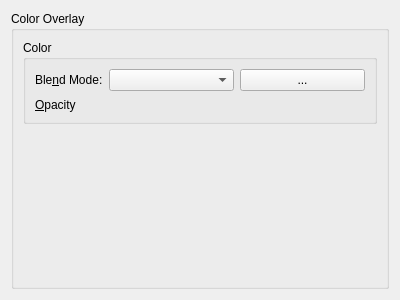
Qt form krita/ui/layerstyles/WdgColorOverlay.ui (KDE/krita) before a commit.
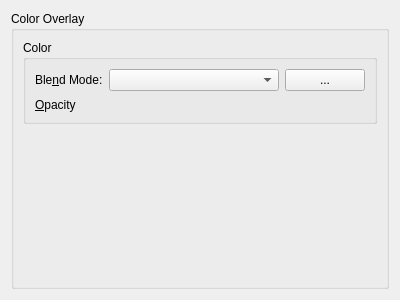
The same form after that commit. Custom widgets are drawn as their Qt base class.

Patch:
```diff
--- a/krita/ui/layerstyles/WdgColorOverlay.ui
+++ b/krita/ui/layerstyles/WdgColorOverlay.ui
@@ -43,6 +43,12 @@
           <layout class="QHBoxLayout" name="horizontalLayout">
            <item>
             <widget class="KisCompositeOpComboBox" name="cmbCompositeOp">
+             <property name="sizePolicy">
+              <sizepolicy hsizetype="Expanding" vsizetype="Fixed">
+               <horstretch>0</horstretch>
+               <verstretch>0</verstretch>
+              </sizepolicy>
+             </property>
              <property name="toolTip">
               <string>Set the blend mode for the layer</string>
              </property>
```
Left out of the diff: 5 changed lines with no effect on the pictures.
